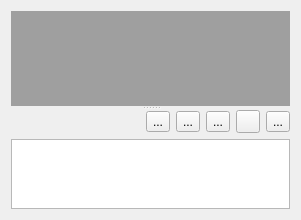
Qt form qtui/grass_mdi_ui.ui (epifanio/groundtruther) before a commit.
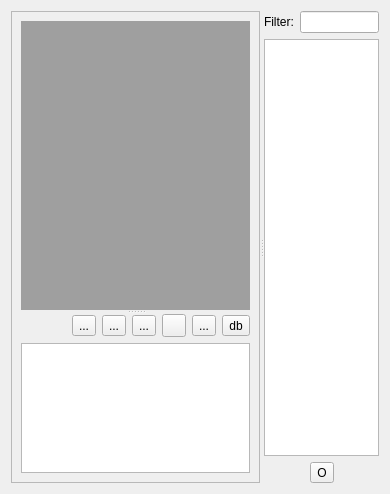
The same form after that commit. Icons and pictures are not drawn.

Commit message: add tablewidget in a splitter layout

The edit to the form file:
```diff
--- a/qtui/grass_mdi_ui.ui
+++ b/qtui/grass_mdi_ui.ui
@@ -6,13 +6,26 @@
    <rect>
     <x>0</x>
     <y>0</y>
-    <width>301</width>
-    <height>220</height>
+    <width>390</width>
+    <height>494</height>
    </rect>
   </property>
   <property name="windowTitle">
    <string>Form</string>
   </property>
+  <layout class="QVBoxLayout" name="verticalLayout_3">
+   <item>
+    <widget class="QSplitter" name="splitter_2">
+     <property name="orientation">
+      <enum>Qt::Horizontal</enum>
+     </property>
+     <widget class="QFrame" name="frame">
+      <property name="frameShape">
+       <enum>QFrame::StyledPanel</enum>
+      </property>
+      <property name="frameShadow">
+       <enum>QFrame::Raised</enum>
+      </property>
   <layout class="QVBoxLayout" name="verticalLayout_2">
    <item>
     <widget class="QSplitter" name="splitter">
@@ -132,10 +145,79 @@
            </property>
           </widget>
          </item>
+             <item>
+              <widget class="QToolButton" name="show_hide_grass_layers">
+               <property name="text">
+                <string>db</string>
+               </property>
+              </widget>
+             </item>
         </layout>
        </item>
        <item>
         <widget class="QTextEdit" name="gis_tool_report"/>
+           </item>
+          </layout>
+         </widget>
+        </widget>
+       </item>
+      </layout>
+     </widget>
+     <widget class="QWidget" name="verticalLayoutWidget_2">
+      <layout class="QVBoxLayout" name="grass_layers_layout">
+       <item>
+        <layout class="QHBoxLayout" name="horizontalLayout_3">
+         <item>
+          <widget class="QLabel" name="filterLineEdit_label">
+           <property name="text">
+            <string>Filter:</string>
+           </property>
+          </widget>
+         </item>
+         <item>
+          <widget class="QLineEdit" name="filterLineEdit"/>
+         </item>
+        </layout>
+       </item>
+       <item>
+        <widget class="QTableWidget" name="grass_layers"/>
+       </item>
+       <item>
+        <layout class="QHBoxLayout" name="horizontalLayout_2">
+         <item>
+          <spacer name="horizontalSpacer_2">
+           <property name="orientation">
+            <enum>Qt::Horizontal</enum>
+           </property>
+           <property name="sizeHint" stdset="0">
+            <size>
+             <width>40</width>
+             <height>20</height>
+            </size>
+           </property>
+          </spacer>
+         </item>
+         <item>
+          <widget class="QToolButton" name="reload_grass_layers">
+           <property name="text">
+            <string>O</string>
+           </property>
+          </widget>
+         </item>
+         <item>
+          <spacer name="horizontalSpacer_3">
+           <property name="orientation">
+            <enum>Qt::Horizontal</enum>
+           </property>
+           <property name="sizeHint" stdset="0">
+            <size>
+             <width>40</width>
+             <height>20</height>
+            </size>
+           </property>
+          </spacer>
+         </item>
+        </layout>
        </item>
       </layout>
      </widget>
```
Lines whose indentation alone changed are shown as unchanged. The commit also changes 1 other file.
